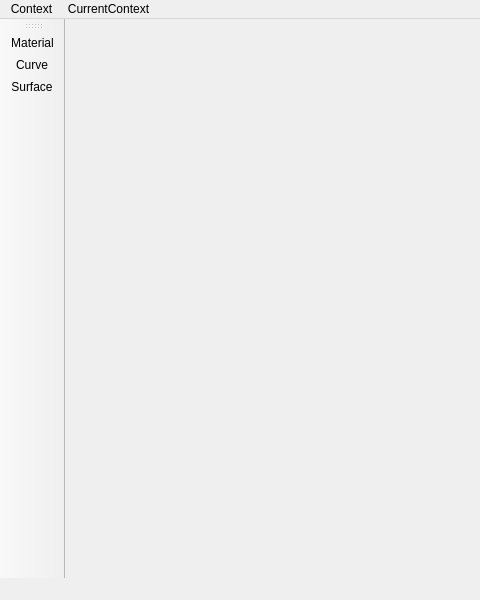
Old version of the form src/gui/editor/properties/MainWindowProperties.ui in the repository hiergaut/Goliath-Engine; both pictures show x 0 to 480 and y 0 to 600 of the 800 by 600 pixel window.
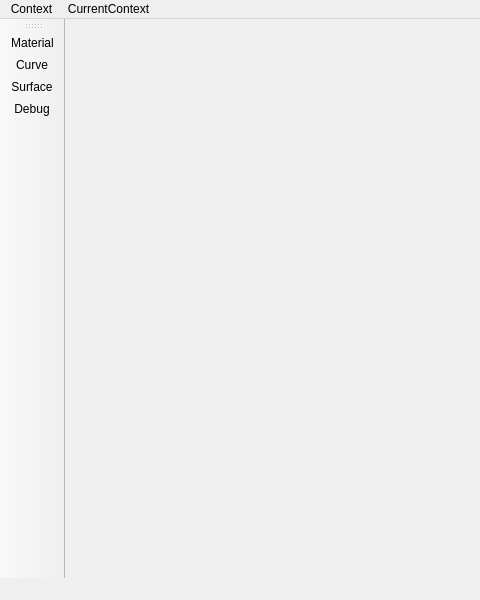
New version of the form. Icons and pictures are not drawn.

The edit to the form file:
```diff
--- a/src/gui/editor/properties/MainWindowProperties.ui
+++ b/src/gui/editor/properties/MainWindowProperties.ui
@@ -53,6 +53,7 @@
    <addaction name="actionMaterial"/>
    <addaction name="actionCurve"/>
    <addaction name="actionSurface"/>
+   <addaction name="actionDebug"/>
   </widget>
   <action name="actionMaterial">
    <property name="icon">
@@ -81,6 +82,15 @@
     <string>Surface</string>
    </property>
   </action>
+  <action name="actionDebug">
+   <property name="icon">
+    <iconset>
+     <normaloff>:/icons/debug.png</normaloff>:/icons/debug.png</iconset>
+   </property>
+   <property name="text">
+    <string>Debug</string>
+   </property>
+  </action>
  </widget>
  <resources>
   <include location="../../../../resources/resources.qrc"/>
```
Left out of the diff: 11 changed lines with no effect on the pictures.
